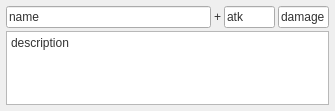
Old version of the form DMHelper/src/resources/ui/action.ui in the repository MMetze/DMHelper.
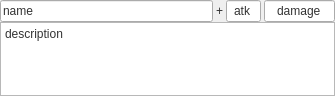
New version of the form. Icons and pictures are not drawn.

```diff
--- a/DMHelper/src/resources/ui/action.ui
+++ b/DMHelper/src/resources/ui/action.ui
@@ -7,7 +7,7 @@
     <x>0</x>
     <y>0</y>
     <width>335</width>
-    <height>111</height>
+    <height>96</height>
    </rect>
   </property>
   <property name="styleSheet">
@@ -16,22 +16,25 @@
   </property>
   <layout class="QVBoxLayout" name="verticalLayout">
    <property name="spacing">
-    <number>3</number>
+    <number>0</number>
    </property>
    <property name="leftMargin">
-    <number>6</number>
+    <number>0</number>
    </property>
    <property name="topMargin">
-    <number>6</number>
+    <number>0</number>
    </property>
    <property name="rightMargin">
-    <number>6</number>
+    <number>0</number>
    </property>
    <property name="bottomMargin">
-    <number>6</number>
+    <number>0</number>
    </property>
    <item>
-    <layout class="QHBoxLayout" name="horizontalLayout" stretch="4,0,1,1">
+    <layout class="QHBoxLayout" name="horizontalLayout" stretch="6,0,1,2">
+     <property name="spacing">
+      <number>3</number>
+     </property>
      <item>
       <widget class="QLineEdit" name="name">
        <property name="sizePolicy">
@@ -76,6 +79,9 @@
        <property name="text">
         <string>atk</string>
        </property>
+       <property name="alignment">
+        <set>Qt::AlignCenter</set>
+       </property>
        <property name="dmhValue" stdset="0">
         <string>attack_bonus</string>
        </property>
@@ -97,6 +103,9 @@
        <property name="text">
         <string>damage</string>
        </property>
+       <property name="alignment">
+        <set>Qt::AlignCenter</set>
+       </property>
        <property name="dmhValue" stdset="0">
         <string>damage</string>
        </property>
```
